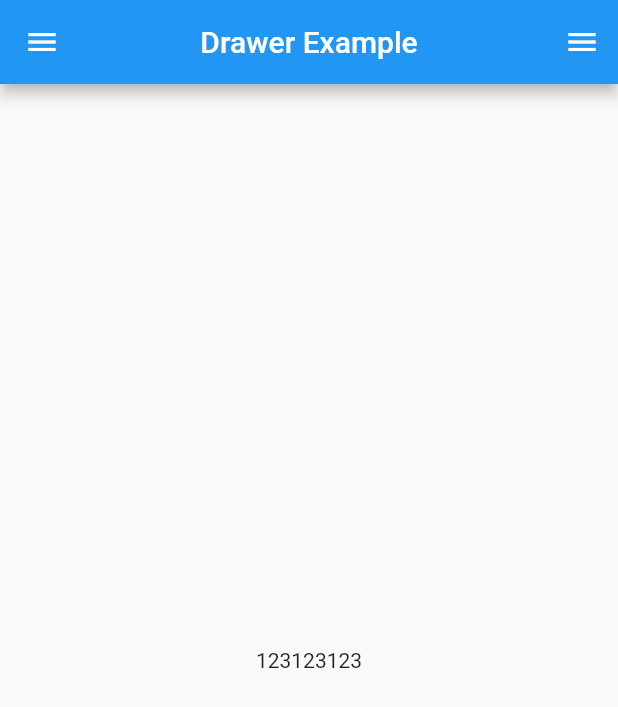
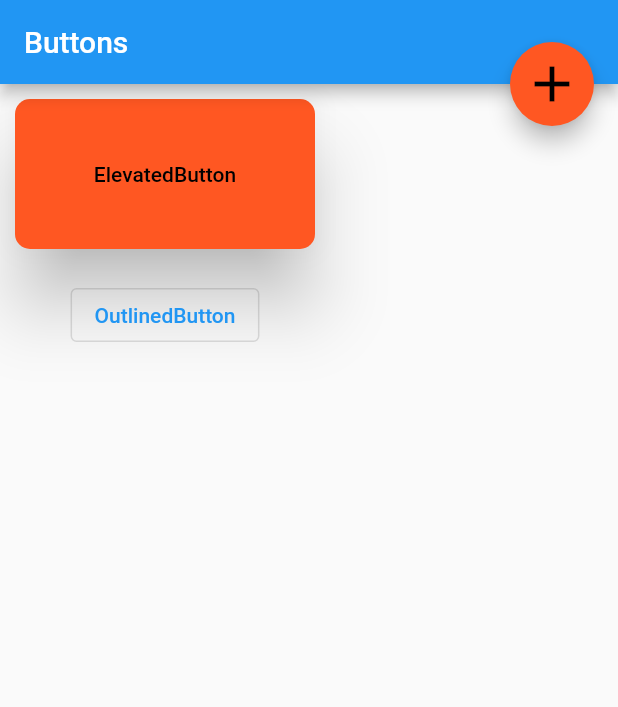
Before and after one commit to DJSeokHo/sh_flutter_code, a Flutter app: the screen it shows after launch, on a phone screen of 412 x 824 dp. Shown: the top 707 px of the screen. Run offline on Flutter 3.47's test engine with Material 2 defaults, Android fonts, the phone set to English and light mode, and no system bars.

Commit message:
Seok Ho
add buttons example

```diff
--- a/lib/main.dart
+++ b/lib/main.dart
@@ -6,6 +6,7 @@ import 'package:sh_flutter_code/dart/dart_test.dart';
 import 'package:sh_flutter_code/tutorial/flutter_basic/flutter_basic_01.dart';
 import 'package:sh_flutter_code/tutorial/flutter_basic/flutter_basic_02.dart';
 import 'package:sh_flutter_code/tutorial/flutter_basic/flutter_basic_aspectratio.dart';
+import 'package:sh_flutter_code/tutorial/flutter_basic/flutter_basic_buttons.dart';
 import 'package:sh_flutter_code/tutorial/flutter_basic/flutter_basic_drawer/flutter_basic_drawer.dart';
 import 'package:sh_flutter_code/tutorial/flutter_basic/flutter_basic_navigator/flutter_basic_simple_navigator.dart';
 import 'package:sh_flutter_code/tutorial/flutter_basic/flutter_basic_navigator_with_replace_routes/flutter_basic_navigator_with_replace_routes_main.dart';
@@ -86,7 +87,8 @@ void main() {
   // runApp(const FlutterBasicTopTabBarView());
   // runApp(const FlutterBasicTopTabBarAndBottomNavigationBar());
   // runApp(const FlutterBasicTopTabBarWithTapController());
-  runApp(const FlutterBasicDrawer());
+  // runApp(const FlutterBasicDrawer());
+  runApp(const FlutterBasicButtons());
 
   // runApp(const MyApp());
 
--- /dev/null
+++ b/lib/tutorial/flutter_basic/flutter_basic_buttons.dart
@@ -0,0 +1,59 @@
+import 'package:flutter/material.dart';
+
+class FlutterBasicButtons extends StatelessWidget {
+  const FlutterBasicButtons({super.key});
+
+  @override
+  Widget build(BuildContext context) {
+    return MaterialApp(
+      debugShowCheckedModeBanner: false,
+      home: Scaffold(
+        // floatingActionButtonLocation: FloatingActionButtonLocation.centerFloat,
+        floatingActionButtonLocation: FloatingActionButtonLocation.endTop,
+        floatingActionButton: FloatingActionButton(
+          backgroundColor: Colors.deepOrange,
+          child: const Icon(Icons.add, color: Colors.black, size: 40,),
+          onPressed: () {
+
+          },
+        ),
+        appBar: AppBar(
+          title: const Text("Buttons"),
+        ),
+        body: Column(
+          children: [
+            Padding(
+              padding: const EdgeInsets.all(10),
+              child: ElevatedButton(
+                style: ElevatedButton.styleFrom(
+                  foregroundColor: Colors.black,
+                  backgroundColor: Colors.deepOrange,
+                  elevation: 20,
+                  fixedSize: const Size(200, 100),
+                  shape: RoundedRectangleBorder(
+                    borderRadius: BorderRadius.circular(10)
+                  )
+                ),
+                onPressed: () {
+
+                },
+                child: const Text("ElevatedButton")
+              ),
+            ),
+
+            Padding(
+              padding: const EdgeInsets.all(10),
+              child: OutlinedButton(
+                child: const Text("OutlinedButton"),
+                onPressed: () {
+
+                },
+              ),
+            ),
+          ],
+        ),
+      ),
+    );
+  }
+
+}
```
